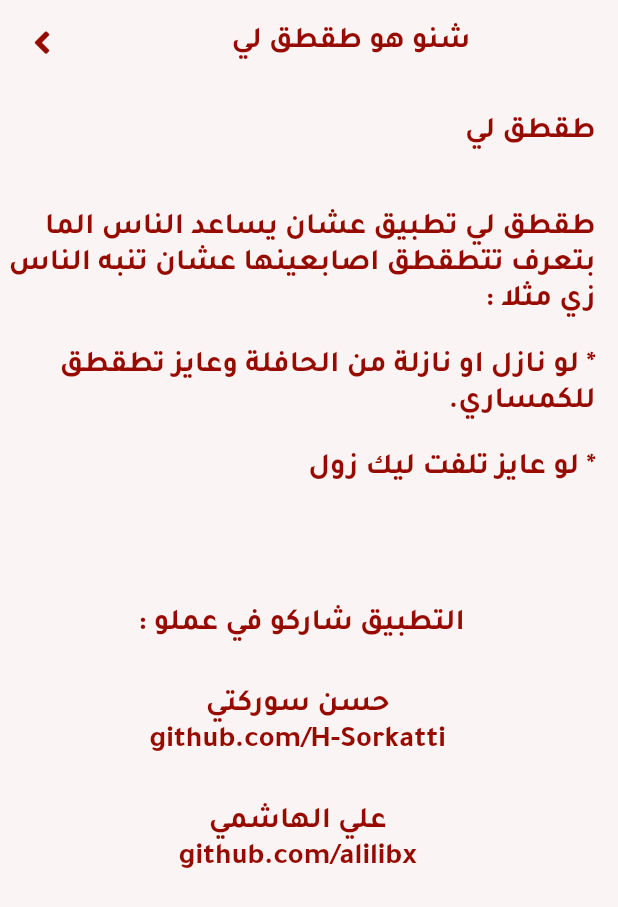
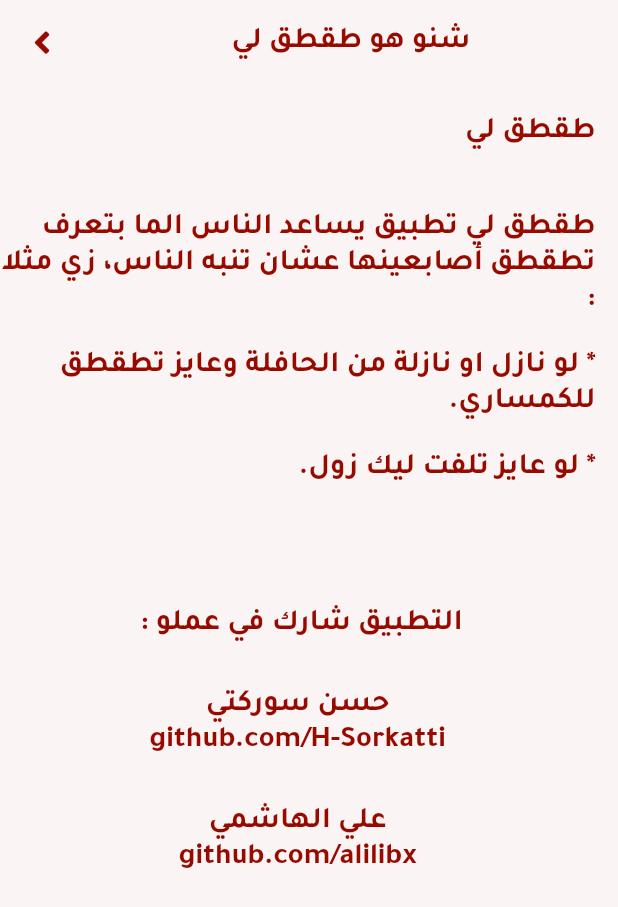
Before and after one commit to H-Sorkatti/snap_for_me, a Flutter app: the screen it shows after launch, after a tap on an icon or button, on a phone screen of 412 x 824 dp. Shown: the top 907 px of the screen. Run offline on Flutter 3.47's test engine with Material 2 defaults, Android fonts, the light colour scheme and no system bars; drawn by our look-alikes of flutter_linkify; our stand-ins replace audioplayers, font_awesome_flutter, shared_preferences, url_launcher_web.

Commit message:
Made animation color same as button.

```diff
--- a/lib/screens/about.dart
+++ b/lib/screens/about.dart
@@ -44,7 +44,7 @@ class AboutMe extends StatelessWidget {
               Align(
                 alignment: Alignment.centerRight,
                 child: Text(
-                  "طقطق لي تطبيق عشان يساعد الناس الما بتعرف تتطقطق اصابعينها عشان تنبه الناس زي مثلا : ",
+                  "طقطق لي تطبيق يساعد الناس الما بتعرف تطقطق أصابعينها عشان تنبه الناس، زي مثلا : ",
                   textDirection: TextDirection.rtl,
                   style: Theme.of(context).textTheme.headline6,
                 ),
@@ -62,7 +62,7 @@ class AboutMe extends StatelessWidget {
               Align(
                 alignment: Alignment.centerRight,
                 child: Text(
-                  "* لو عايز تلفت ليك زول",
+                  "* لو عايز تلفت ليك زول.",
                   textDirection: TextDirection.rtl,
                   style: Theme.of(context).textTheme.headline6,
                 ),
@@ -73,7 +73,7 @@ class AboutMe extends StatelessWidget {
                   Align(
                     alignment: Alignment.center,
                     child: Text(
-                      "التطبيق شاركو في عملو : ",
+                      "التطبيق شارك في عملو : ",
                       textDirection: TextDirection.rtl,
                       style: Theme.of(context).textTheme.headline6,
                     ),
--- a/lib/widgets/ripple_animation.dart
+++ b/lib/widgets/ripple_animation.dart
@@ -97,12 +97,14 @@ class _RippleAnimationState extends State<RippleAnimation>
   }
 
   Widget _buildContainer(double radius) {
+    final themeChange = Provider.of<DarkThemeProvider>(context);
     return Container(
       width: radius,
       height: radius,
       decoration: BoxDecoration(
         shape: BoxShape.circle,
-        color: Colors.red.withOpacity(1 - _controller.value),
+        color: (themeChange.darkTheme ? primaryColorLight : primaryColorDark)
+            .withOpacity(1 - _controller.value),
       ),
     );
   }
```
Also changed, not shown: 1 other file.
